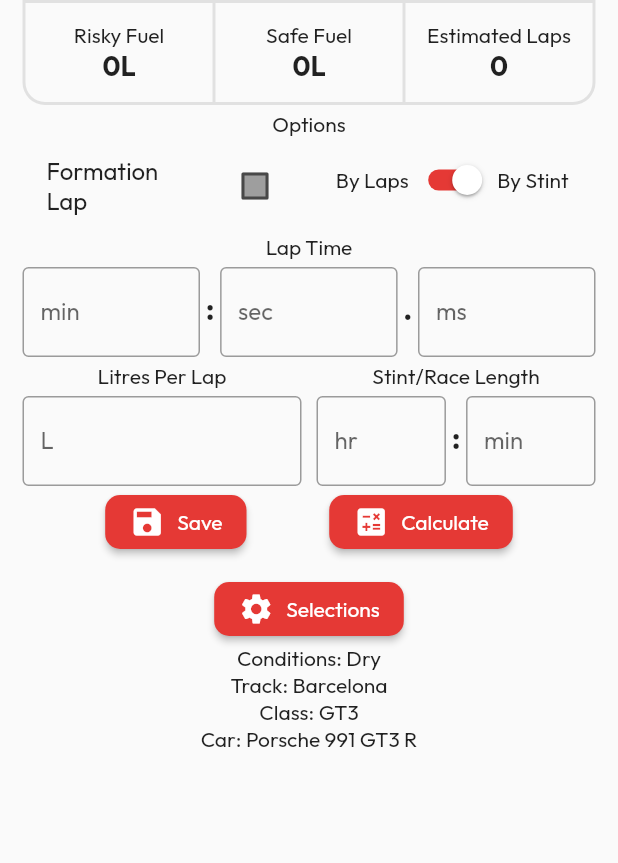
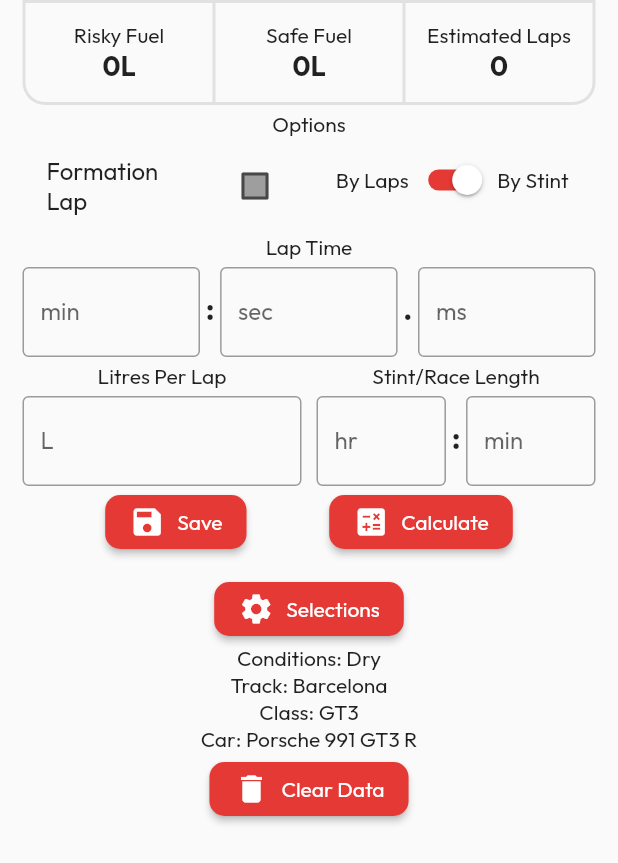
Before and after one commit to IntuitionLabsDevelopment/acc_fuel_app_flutter, a Flutter app: what calculatorScreen() shows on an empty page, opened directly, on a phone screen of 412 x 824 dp. Shown: the top 863 px of the screen. Run offline on Flutter 3.47's test engine with Material 2 defaults, Android fonts, the phone set to English and light mode, and no system bars; our stand-ins replace in_app_review, shared_preferences; accounts and stored records are empty.

Commit message:
Restore clear button

```diff
--- a/lib/modules/screens/calculator_screen.dart
+++ b/lib/modules/screens/calculator_screen.dart
@@ -15,7 +15,8 @@ Widget calculatorScreen(BuildContext context) {
         children: [
           calculatorOutputDisplay(context),
           const CalculatorForm(),
-          calculatorSelectionsSection(context)
+          calculatorSelectionsSection(context),
+          clearDataButton()
         ],
       ),
     ),
```
